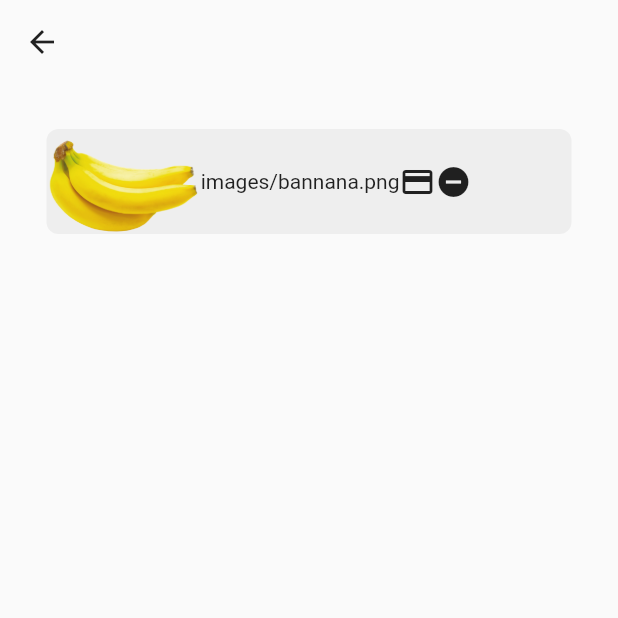
After one commit to Shubbair/Fresh-Garden-App, a Flutter app: the CartScreen screen opened by its route, on a phone screen of 412 x 824 dp, the top half of it. The commit adds this screen. Run offline on Flutter 3.47's test engine with Material 2 defaults, Android fonts, the phone set to English and light mode, and no system bars.

Commit message:
cart item edite

```diff
--- /dev/null
+++ b/lib/cart.dart
@@ -0,0 +1,42 @@
+
+
+import 'package:flutter/cupertino.dart';
+import 'package:flutter/material.dart';
+
+class CartScreen extends StatelessWidget {
+  const CartScreen({Key? key}) : super(key: key);
+
+  @override
+  Widget build(BuildContext context) {
+    return Scaffold(
+      appBar: AppBar(
+        backgroundColor: Color(0XFFFAFAFA),
+        iconTheme: IconThemeData(color: Colors.black87),
+        elevation: 0.0,
+      ),
+      body:
+        Row(
+          mainAxisAlignment: MainAxisAlignment.center,
+          children: [
+            Container(
+              margin: EdgeInsets.only(top: 30),
+              width: 350,
+              height: 70,
+              child:
+              Row(
+                children: [
+                  Image.asset('images/bannana.png'),
+                  Text('images/bannana.png'),
+                  Icon(Icons.payment),
+                  Icon(Icons.remove_circle)
+                ],
+              ),
+             decoration: BoxDecoration(
+          color: Colors.grey[200],
+          borderRadius: BorderRadius.all(Radius.circular(8))),
+            ),
+          ],
+        ),
+    );
+  }
+}
--- a/lib/categiory.dart
+++ b/lib/categiory.dart
@@ -50,7 +50,9 @@ class DataScreen extends StatelessWidget {
                         Icons.shopping_cart,
                         size: 28.0,
                       ),
-                      onPressed: () {},
+                      onPressed: () {
+                            Navigator.pushNamed(context, '/cart');
+                      },
                       color: Colors.black87),
                   // if (_cartList.length > 0)
                   Padding(
--- a/lib/main.dart
+++ b/lib/main.dart
@@ -1,6 +1,7 @@
 import 'package:flutter/material.dart';
 import 'package:fresh_garden/signup.dart';
 
+import 'cart.dart';
 import 'categiory.dart';
 import 'home.dart';
 import 'home_logs.dart';
@@ -26,6 +27,7 @@ class MyApp extends StatelessWidget {
       '/login': (context) => const LoginScreen(),
       '/signup': (context) => const SignUpScreen(),
       '/items': (context) => const DataScreen(),
+      '/cart': (context) => const CartScreen(),
     },
   );
   }
```
